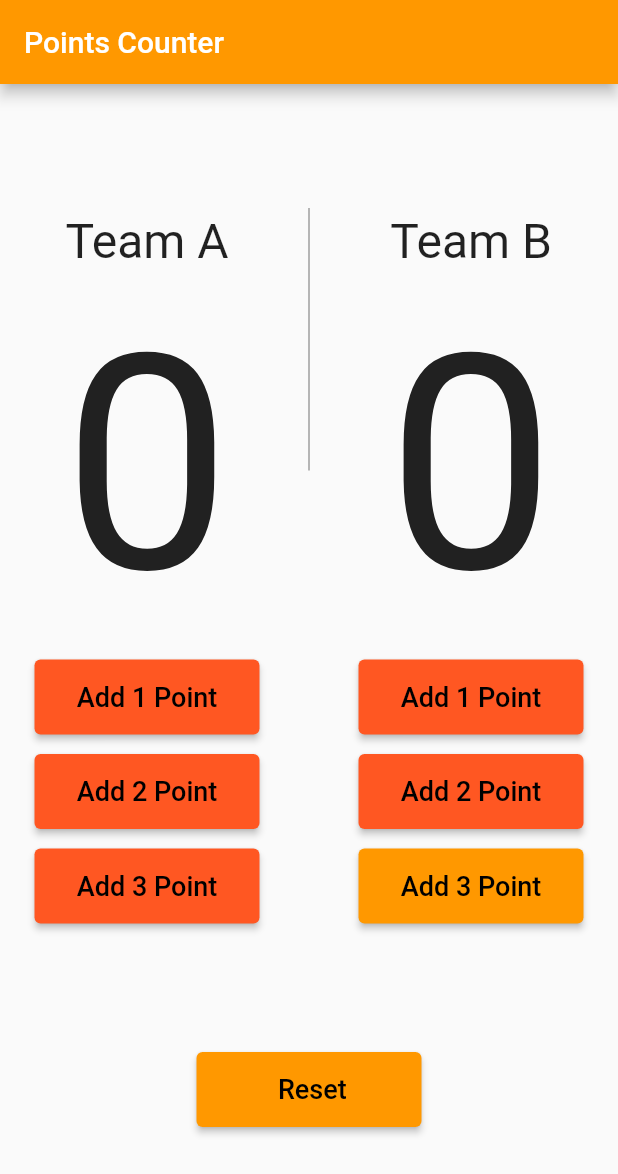
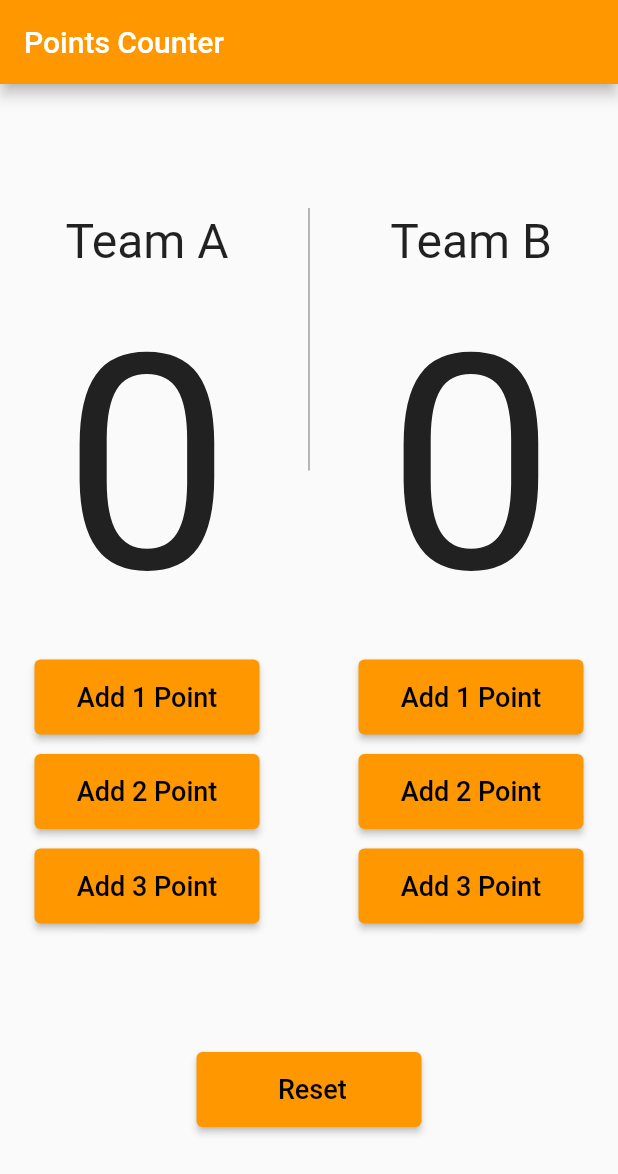
Before and after one commit to AmrAtef146/BasketBallPointerApp, a Flutter app: the screen it shows after launch, on a phone screen of 412 x 824 dp. Shown: the top 1174 px of the screen. Run offline on Flutter 3.47's test engine with Material 2 defaults, Android fonts, the phone set to English and light mode, and no system bars.

Commit message:
change color button

```diff
--- a/lib/main.dart
+++ b/lib/main.dart
@@ -40,7 +40,7 @@ class _BasketBallState extends State<BasketBall> {
                       Text('$TeamA',style: TextStyle(fontSize: 200),),
                       ElevatedButton(
                         style: ElevatedButton.styleFrom(
-                          primary: Colors.deepOrange,
+                          primary: Colors.orange,
                           minimumSize: Size(150, 50)
                         ),
                         onPressed: (){
@@ -54,7 +54,7 @@ class _BasketBallState extends State<BasketBall> {
                         ),)),
                          ElevatedButton(
                         style: ElevatedButton.styleFrom(
-                          primary: Colors.deepOrange,
+                          primary: Colors.orange,
                           minimumSize: Size(150, 50)
                         ),
                         onPressed: (){
@@ -67,7 +67,7 @@ class _BasketBallState extends State<BasketBall> {
                         ),)),
                          ElevatedButton(
                         style: ElevatedButton.styleFrom(
-                          primary: Colors.deepOrange,
+                          primary: Colors.orange,
                           minimumSize: Size(150, 50)
                         ),
                         onPressed: (){
@@ -100,10 +100,11 @@ class _BasketBallState extends State<BasketBall> {
                       Text('$TeamB',style: TextStyle(fontSize: 200),),
                       ElevatedButton(
                         style: ElevatedButton.styleFrom(
-                          primary: Colors.deepOrange,
+                          primary: Colors.orange,
                           minimumSize: Size(150, 50)
                         ),
                         onPressed: (
+
 
                         ){
                            setState(() {
@@ -114,7 +115,7 @@ class _BasketBallState extends State<BasketBall> {
                         ),)),
                          ElevatedButton(
                         style: ElevatedButton.styleFrom(
-                          primary: Colors.deepOrange,
+                          primary: Colors.orange,
                           minimumSize: Size(150, 50)
                         ),
                         onPressed: (){
```
